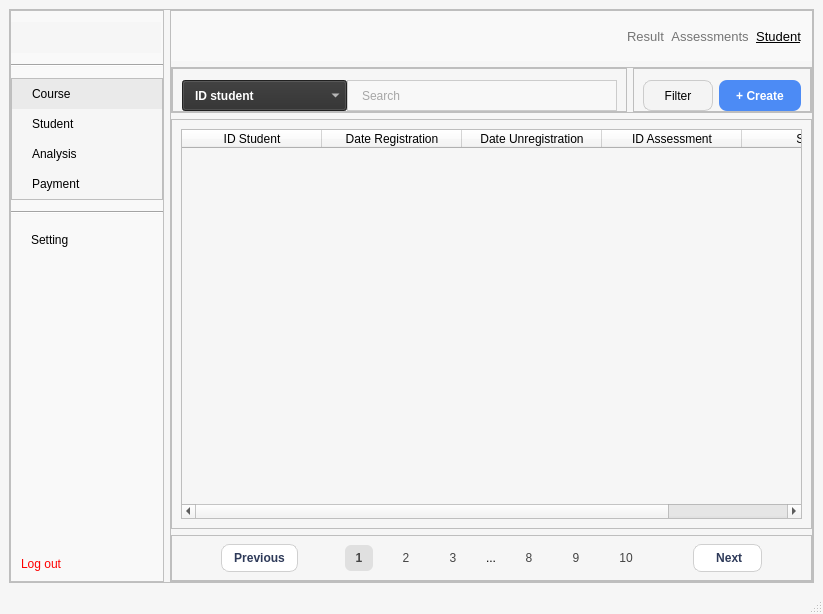
Above: ui/course_student.ui from Khiem2112/course-management-ml before the change. Below: the same form after it.
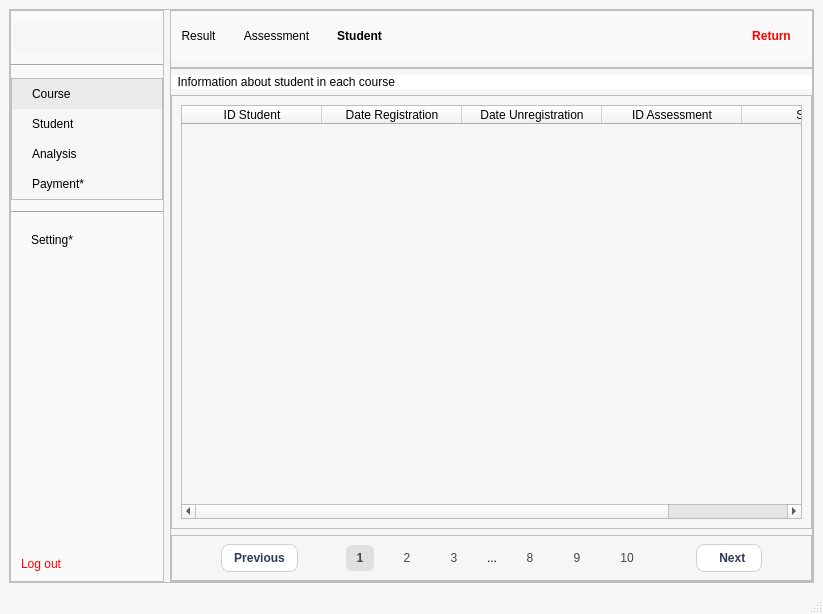
That is the form after the change. Icons and pictures are not drawn.

```diff
--- a/ui/course_student.ui
+++ b/ui/course_student.ui
@@ -31,6 +31,36 @@
     color: black;
 }
 
+#header_result,
+#header_assessment,
+#header_student {
+
+border: none;
+padding: 5px 10px;
+}
+
+#header_student {
+    background-color: #4C8BF5; /* A vibrant blue (matches existing create button) */
+    
+    /* Ensure it overrides the basic button style from the common rule */
+    border: none;
+    padding: 5px 10px;
+    
+    /* Optional visual flair */
+    border-radius: 4px; 
+    font-weight: bold;
+}
+
+
+
+#header_return {
+
+background-color: black;
+color: red;
+border: none;
+padding: 5px 10px;
+font-weight:bold;
+}
 #menu_analysis,
 #menu_course,
 #menu_payment,
@@ -219,6 +249,9 @@
               <pointsize>20</pointsize>
              </font>
             </property>
+            <property name="layoutDirection">
+             <enum>Qt::RightToLeft</enum>
+            </property>
             <property name="styleSheet">
              <string notr="true"/>
             </property>
@@ -226,7 +259,7 @@
              <string/>
             </property>
             <property name="pixmap">
-             <pixmap>../media/images/Logo DUKI.png</pixmap>
+             <pixmap resource="../media/resource_from_qt.qrc">:/Images/images/Logo DUKI.png</pixmap>
             </property>
             <property name="scaledContents">
              <bool>true</bool>
@@ -282,8 +315,8 @@
                 <string>Course</string>
                </property>
                <property name="icon">
-                <iconset>
-                 <normaloff>../media/images/icons/Course/Course.png</normaloff>../media/images/icons/Course/Course.png</iconset>
+                <iconset resource="../media/resource_from_qt.qrc">
+                 <normaloff>:/Icons/images/icons/Course/Course.png</normaloff>:/Icons/images/icons/Course/Course.png</iconset>
                </property>
               </widget>
              </item>
@@ -305,8 +338,8 @@
                 <string>Student</string>
                </property>
                <property name="icon">
-                <iconset>
-                 <normaloff>../media/images/icons/Course/Student1.png</normaloff>../media/images/icons/Course/Student1.png</iconset>
+                <iconset resource="../media/resource_from_qt.qrc">
+                 <normaloff>:/Icons/images/icons/Course/Analysis.png</normaloff>:/Icons/images/icons/Course/Analysis.png</iconset>
                </property>
               </widget>
              </item>
@@ -325,8 +358,8 @@
                 <string>Analysis</string>
                </property>
                <property name="icon">
-                <iconset>
-                 <normaloff>../media/images/icons/Course/Analysis.png</normaloff>../media/images/icons/Course/Analysis.png</iconset>
+                <iconset resource="../media/resource_from_qt.qrc">
+                 <normaloff>:/Icons/images/icons/Course/Analysis.png</normaloff>:/Icons/images/icons/Course/Analysis.png</iconset>
                </property>
               </widget>
              </item>
@@ -348,11 +381,11 @@
                 <string notr="true"/>
                </property>
                <property name="text">
-                <string>Payment</string>
+                <string>Payment*</string>
                </property>
                <property name="icon">
-                <iconset>
-                 <normaloff>../media/images/icons/Course/Payment.png</normaloff>../media/images/icons/Course/Payment.png</iconset>
+                <iconset resource="../media/resource_from_qt.qrc">
+                 <normaloff>:/Icons/images/icons/Course/Payment.png</normaloff>:/Icons/images/icons/Course/Payment.png</iconset>
                </property>
               </widget>
              </item>
@@ -384,7 +417,7 @@
              <string notr="true"/>
             </property>
             <property name="text">
-             <string>Setting</string>
+             <string>Setting*</string>
             </property>
            </widget>
           </item>
@@ -416,8 +449,8 @@
              <string>Log out</string>
             </property>
             <property name="icon">
-             <iconset>
-              <normaloff>../media/images/icons/Course/Log_Out.png</normaloff>../media/images/icons/Course/Log_Out.png</iconset>
+             <iconset resource="../media/resource_from_qt.qrc">
+              <normaloff>:/Icons/images/icons/Course/Log_Out.png</normaloff>:/Icons/images/icons/Course/Log_Out.png</iconset>
             </property>
            </widget>
           </item>
@@ -478,35 +511,10 @@
              <property name="bottomMargin">
               <number>0</number>
              </property>
-             <item>
-              <spacer name="horizontalSpacer_5">
-               <property name="orientation">
-                <enum>Qt::Horizontal</enum>
-               </property>
-               <property name="sizeHint" stdset="0">
-                <size>
-                 <width>40</width>
-                 <height>20</height>
-                </size>
-               </property>
-              </spacer>
-             </item>
              <item>
               <widget class="QPushButton" name="header_result">
-               <property name="sizePolicy">
-                <sizepolicy hsizetype="Preferred" vsizetype="Preferred">
-                 <horstretch>0</horstretch>
-                 <verstretch>0</verstretch>
-                </sizepolicy>
-               </property>
-               <property name="font">
-                <font>
-                 <pointsize>10</pointsize>
-                </font>
-               </property>
                <property name="styleSheet">
-                <string notr="true">color:#757575;
-border: none</string>
+                <string notr="true">backgroud:transparent;</string>
                </property>
                <property name="text">
                 <string>Result</string>
@@ -515,50 +523,38 @@
              </item>
              <item>
               <widget class="QPushButton" name="header_assessment">
-               <property name="sizePolicy">
-                <sizepolicy hsizetype="Preferred" vsizetype="Preferred">
-                 <horstretch>0</horstretch>
-                 <verstretch>0</verstretch>
-                </sizepolicy>
-               </property>
-               <property name="font">
-                <font>
-                 <pointsize>10</pointsize>
-                </font>
-               </property>
-               <property name="styleSheet">
-                <string notr="true">color:#757575;
-border: none</string>
-               </property>
                <property name="text">
-                <string>Assessments</string>
+                <string>Assessment</string>
                </property>
               </widget>
              </item>
              <item>
               <widget class="QPushButton" name="header_student">
-               <property name="sizePolicy">
-                <sizepolicy hsizetype="Preferred" vsizetype="Preferred">
-                 <horstretch>0</horstretch>
-                 <verstretch>0</verstretch>
-                </sizepolicy>
-               </property>
-               <property name="font">
-                <font>
-                 <pointsize>10</pointsize>
-                 <underline>true</underline>
-                </font>
-               </property>
-               <property name="styleSheet">
-                <string notr="true">border: none;
-color: black
-</string>
-               </property>
                <property name="text">
                 <string>Student</string>
                </property>
               </widget>
              </item>
+             <item>
+              <spacer name="horizontalSpacer_5">
+               <property name="orientation">
+                <enum>Qt::Horizontal</enum>
+               </property>
+               <property name="sizeHint" stdset="0">
+                <size>
+                 <width>40</width>
+                 <height>20</height>
+                </size>
+               </property>
+              </spacer>
+             </item>
+             <item>
+              <widget class="QPushButton" name="header_return">
+               <property name="text">
+                <string>Return</string>
+               </property>
+              </widget>
+             </item>
             </layout>
            </widget>
           </item>
@@ -589,156 +585,20 @@
              <property name="bottomMargin">
               <number>0</number>
              </property>
-             <item>
-              <widget class="QFrame" name="search">
-               <property name="frameShape">
-                <enum>QFrame::StyledPanel</enum>
-               </property>
-               <property name="frameShadow">
-                <enum>QFrame::Raised</enum>
-               </property>
-               <layout class="QHBoxLayout" name="horizontalLayout_3">
-                <property name="spacing">
-                 <number>0</number>
-                </property>
-                <property name="topMargin">
-                 <number>11</number>
-                </property>
-                <property name="bottomMargin">
-                 <number>0</number>
-                </property>
-                <item>
-                 <widget class="QComboBox" name="course_student_search_comboBox">
-                  <property name="sizePolicy">
-                   <sizepolicy hsizetype="Maximum" vsizetype="Preferred">
-                    <horstretch>0</horstretch>
-                    <verstretch>0</verstretch>
-                   </sizepolicy>
-                  </property>
-                  <property name="minimumSize">
-                   <size>
-                    <width>165</width>
-                    <height>31</height>
-                   </size>
-                  </property>
-                  <item>
-                   <property name="text">
-                    <string>ID student</string>
-                   </property>
-                  </item>
-                  <item>
-                   <property name="text">
-                    <string>Date Registration</string>
-                   </property>
-                  </item>
-                  <item>
-                   <property name="text">
-                    <string>Date Unregistration</string>
-                   </property>
-                  </item>
-                  <item>
-                   <property name="text">
-                    <string>ID Assessment</string>
-                   </property>
-                  </item>
-                  <item>
-                   <property name="text">
-                    <string>Score</string>
-                   </property>
-                  </item>
-                 </widget>
-                </item>
-                <item>
-                 <widget class="QLineEdit" name="course_student_search_lineEdit">
-                  <property name="sizePolicy">
-                   <sizepolicy hsizetype="Preferred" vsizetype="Preferred">
-                    <horstretch>0</horstretch>
-                    <verstretch>0</verstretch>
-                   </sizepolicy>
-                  </property>
-                  <property name="minimumSize">
-                   <size>
-                    <width>260</width>
-                    <height>31</height>
-                   </size>
-                  </property>
-                  <property name="placeholderText">
-                   <string>Search</string>
-                  </property>
-                 </widget>
-                </item>
-               </layout>
-              </widget>
-             </item>
-             <item>
-              <widget class="QFrame" name="frame_5">
-               <property name="sizePolicy">
-                <sizepolicy hsizetype="Maximum" vsizetype="Preferred">
-                 <horstretch>0</horstretch>
-                 <verstretch>0</verstretch>
-                </sizepolicy>
-               </property>
-               <property name="frameShape">
-                <enum>QFrame::StyledPanel</enum>
-               </property>
-               <property name="frameShadow">
-                <enum>QFrame::Raised</enum>
-               </property>
-               <layout class="QHBoxLayout" name="horizontalLayout_4">
-                <property name="topMargin">
-                 <number>11</number>
-                </property>
-                <property name="bottomMargin">
-                 <number>0</number>
-                </property>
-                <item>
-                 <widget class="QPushButton" name="course_student_filter">
-                  <property name="sizePolicy">
-                   <sizepolicy hsizetype="Preferred" vsizetype="Preferred">
-                    <horstretch>0</horstretch>
-                    <verstretch>0</verstretch>
-                   </sizepolicy>
-                  </property>
-                  <property name="minimumSize">
-                   <size>
-                    <width>70</width>
-                    <height>30</height>
-                   </size>
-                  </property>
-                  <property name="text">
-                   <string>Filter</string>
-                  </property>
-                  <property name="icon">
-                   <iconset>
-                    <normaloff>../media/images/icons/Course/Filter1.png</normaloff>../media/images/icons/Course/Filter1.png</iconset>
-                  </property>
-                 </widget>
-                </item>
-                <item>
-                 <widget class="QPushButton" name="course_student_create">
-                  <property name="sizePolicy">
-                   <sizepolicy hsizetype="Preferred" vsizetype="Preferred">
-                    <horstretch>0</horstretch>
-                    <verstretch>0</verstretch>
-                   </sizepolicy>
-                  </property>
-                  <property name="minimumSize">
-                   <size>
-                    <width>82</width>
-                    <height>30</height>
-                   </size>
-                  </property>
-                  <property name="text">
-                   <string>+ Create</string>
-                  </property>
-                 </widget>
-                </item>
-               </layout>
-              </widget>
-             </item>
             </layout>
            </widget>
           </item>
+          <item>
+           <widget class="QLabel" name="label">
+            <property name="styleSheet">
+             <string notr="true">color: black;
+background-color: white</string>
+            </property>
+            <property name="text">
+             <string>  Information about student in each course</string>
+            </property>
+           </widget>
+          </item>
           <item>
            <widget class="QFrame" name="frame_6">
             <property name="sizePolicy">
@@ -840,15 +700,12 @@
                  <verstretch>0</verstretch>
                 </sizepolicy>
                </property>
-               <property name="layoutDirection">
-                <enum>Qt::LeftToRight</enum>
-               </property>
                <property name="text">
                 <string>Previous</string>
                </property>
                <property name="icon">
-                <iconset>
-                 <normaloff>../media/images/icons/Course/le-Photoroom.png</normaloff>../media/images/icons/Course/le-Photoroom.png</iconset>
+                <iconset resource="../media/resource_from_qt.qrc">
+                 <normaloff>:/Icons/images/icons/Course/le-Photoroom.png</normaloff>:/Icons/images/icons/Course/le-Photoroom.png</iconset>
                </property>
               </widget>
              </item>
@@ -1047,11 +904,11 @@
                 <enum>Qt::RightToLeft</enum>
                </property>
                <property name="text">
-                <string>   Next  </string>
+                <string>   Next </string>
                </property>
                <property name="icon">
-                <iconset>
-                 <normaloff>../media/images/icons/Course/ri-Photoroom.png</normaloff>../media/images/icons/Course/ri-Photoroom.png</iconset>
+                <iconset resource="../media/resource_from_qt.qrc">
+                 <normaloff>:/Icons/images/icons/Course/ri-Photoroom.png</normaloff>:/Icons/images/icons/Course/ri-Photoroom.png</iconset>
                </property>
               </widget>
              </item>
```
Left out of the diff: 4 changed lines with no effect on the pictures.
